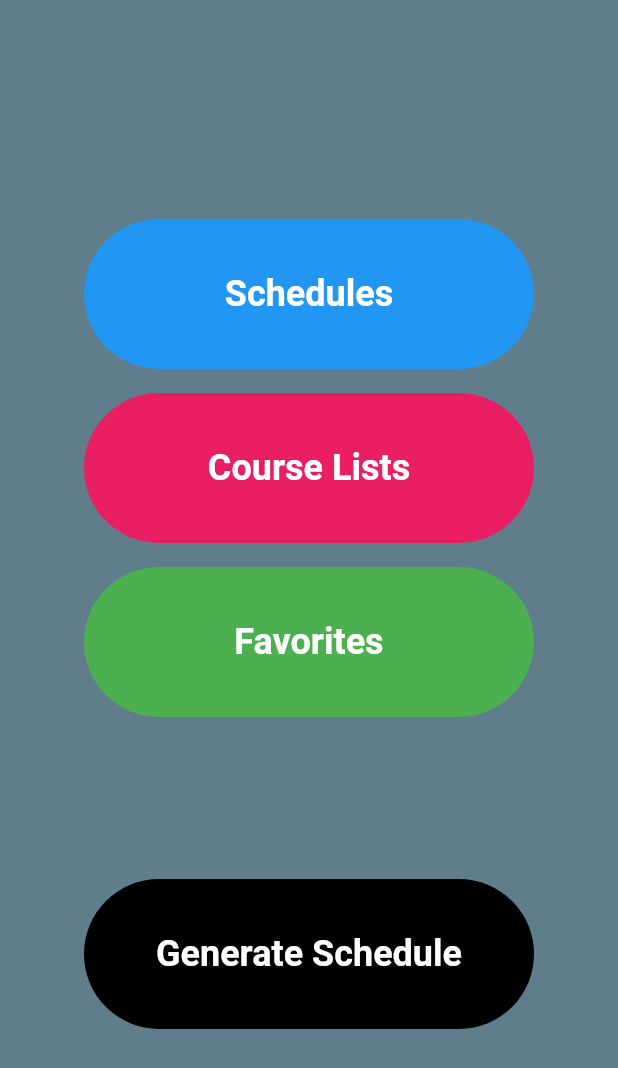
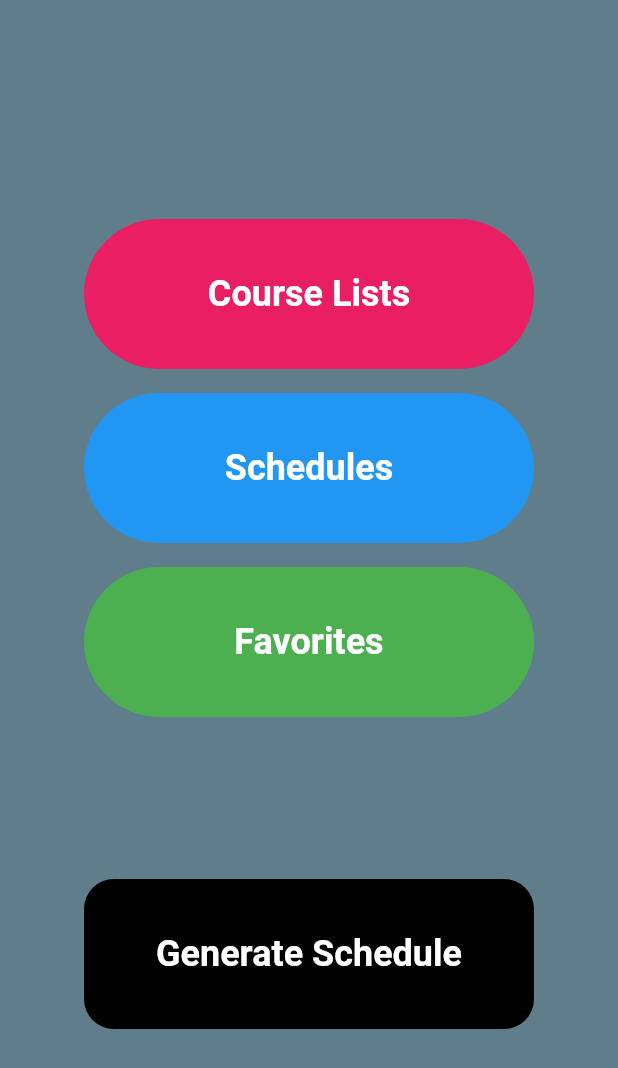
Before and after one commit to halilyaman/class_schedule_generator, a Flutter app: the screen it shows after launch, on a phone screen of 412 x 824 dp. Shown: the top 1068 px of the screen. Run offline on Flutter 3.47's test engine with Material 2 defaults, Android fonts, the light colour scheme and no system bars.

```diff
--- a/lib/main.dart
+++ b/lib/main.dart
@@ -1,3 +1,4 @@
+import 'package:class_schedule_generator/pages/main_menu.dart';
 import 'package:flutter/material.dart';
 
 void main() => runApp(MyApp());
@@ -10,118 +11,7 @@ class MyApp extends StatelessWidget {
         theme: ThemeData(
             primarySwatch: Colors.blue,
         ),
-      home: HomePage(),
+        home: MainMenu(),
         );
     }
 }
-
-class HomePage extends StatefulWidget {
-  @override
-  _HomePageState createState() => _HomePageState();
-}
-
-class _HomePageState extends State<HomePage> {
-  @override
-  Widget build(BuildContext context) {
-    return Scaffold(
-      body: Container(
-        color: Colors.blueGrey,
-        child: Center(
-          child: Column(
-            mainAxisAlignment: MainAxisAlignment.center,
-            children: <Widget>[
-              Padding(
-                padding: const EdgeInsets.all(8.0),
-                child: GestureDetector(
-                  child: Container(
-                    width: 300.0,
-                    height: 100.0,
-                    decoration: BoxDecoration(
-                      borderRadius: BorderRadius.circular(50.0),
-                      color: Colors.blue,
-                    ),
-                    child: Center(
-                      child: Text(
-                        "Schedules",
-                        style: TextStyle(
-                          color: Colors.white,
-                          fontSize: 24.0,
-                          fontWeight: FontWeight.bold
-                        ),
-                      )
-                    ),
-                )),
-              ),
-              Padding(
-                padding: const EdgeInsets.all(8.0),
-                child: GestureDetector(
-                  child: Container(
-                    width: 300.0,
-                    height: 100.0,
-                    decoration: BoxDecoration(
-                      borderRadius: BorderRadius.circular(50.0),
-                      color: Colors.pink,
-                    ),
-                    child: Center(
-                      child: Text(
-                        "Course Lists",
-                        style: TextStyle(
-                          color: Colors.white,
-                          fontSize: 24.0,
-                          fontWeight: FontWeight.bold
-                        ),
-                      )
-                    ),
-                )),
-              ),
-              Padding(
-                padding: const EdgeInsets.all(8.0),
-                child: GestureDetector(
-                  child: Container(
-                    width: 300.0,
-                    height: 100.0,
-                    decoration: BoxDecoration(
-                      borderRadius: BorderRadius.circular(50.0),
-                      color: Colors.green,
-                    ),
-                    child: Center(
-                      child: Text(
-                        "Favorites",
-                        style: TextStyle(
-                          color: Colors.white,
-                          fontSize: 24.0,
-                          fontWeight: FontWeight.bold
-                        ),
-                      )
-                    ),
-                )),
-              ),
-              Padding(
-                padding: const EdgeInsets.only(top: 100.0),
-                child: GestureDetector(
-                  child: Container(
-                    width: 300.0,
-                    height: 100.0,
-                    decoration: BoxDecoration(
-                      borderRadius: BorderRadius.circular(50.0),
-                      color: Colors.black,
-                    ),
-                    child: Center(
-                      child: Text(
-                        "Generate Schedule",
-                        style: TextStyle(
-                            color: Colors.white,
-                            fontSize: 24.0,
-                            fontWeight: FontWeight.bold),
-                      ),
-                    ),
-                  ),
-                ),
-              )
-            ],
-          ),
-        ),
-      ),
-    );
-  }
-}
--- /dev/null
+++ b/lib/pages/course_lists_page.dart
@@ -0,0 +1,22 @@
+import 'package:flutter/material.dart';
+
+class CourseListsPage extends StatefulWidget {
+	@override
+	_CourseListsPageState createState() => _CourseListsPageState();
+}
+
+class _CourseListsPageState extends State<CourseListsPage> {
+	@override
+	Widget build(BuildContext context) {
+		return Scaffold(
+			appBar: AppBar(
+				title: const Text("Course Lists"),
+				centerTitle: true,
+				leading: IconButton(
+				icon: Icon(Icons.arrow_back),
+				onPressed: () => Navigator.pop(context),
+				)),
+			body: ListView(children: <Widget>[]),
+		);
+	}
+}
--- /dev/null
+++ b/lib/pages/main_menu.dart
@@ -0,0 +1,116 @@
+import 'package:class_schedule_generator/pages/course_lists_page.dart';
+import 'package:flutter/material.dart';
+
+class MainMenu extends StatefulWidget {
+  @override
+  _MainMenuState createState() => _MainMenuState();
+}
+
+class _MainMenuState extends State<MainMenu> {
+    @override
+    Widget build(BuildContext context) {
+        return Scaffold(
+            body: Container(
+            color: Colors.blueGrey,
+            child: Center(
+                child: Column(
+                mainAxisAlignment: MainAxisAlignment.center,
+                children: <Widget>[
+                    Padding(
+                    padding: const EdgeInsets.all(8.0),
+                    child: GestureDetector(
+                        onTap: () => {
+                                Navigator.push(
+                                    context,
+                                    MaterialPageRoute(
+                                        builder: (context) => CourseListsPage()))
+                            },
+                        child: Container(
+                            width: 300.0,
+                            height: 100.0,
+                            decoration: BoxDecoration(
+                            borderRadius: BorderRadius.circular(50.0),
+                            color: Colors.pink,
+                            ),
+                            child: Center(
+                                child: const Text(
+                            "Course Lists",
+                            style: TextStyle(
+                                color: Colors.white,
+                                fontSize: 24.0,
+                                fontWeight: FontWeight.bold),
+                            )),
+                        )),
+                    ),
+                    Padding(
+                    padding: const EdgeInsets.all(8.0),
+                    child: GestureDetector(
+                        onTap: () => {},
+                        child: Container(
+                            width: 300.0,
+                            height: 100.0,
+                            decoration: BoxDecoration(
+                            borderRadius: BorderRadius.circular(50.0),
+                            color: Colors.blue,
+                            ),
+                            child: Center(
+                                child: const Text(
+                            "Schedules",
+                            style: TextStyle(
+                                color: Colors.white,
+                                fontSize: 24.0,
+                                fontWeight: FontWeight.bold),
+                            )),
+                        )),
+                    ),
+                    Padding(
+                    padding: const EdgeInsets.all(8.0),
+                    child: GestureDetector(
+                        onTap: () => {},
+                        child: Container(
+                            width: 300.0,
+                            height: 100.0,
+                            decoration: BoxDecoration(
+                            borderRadius: BorderRadius.circular(50.0),
+                            color: Colors.green,
+                            ),
+                            child: Center(
+                                child: const Text(
+                            "Favorites",
+                            style: TextStyle(
+                                color: Colors.white,
+                                fontSize: 24.0,
+                                fontWeight: FontWeight.bold),
+                            )),
+                        )),
+                    ),
+                    Padding(
+                    padding: const EdgeInsets.only(top: 100.0),
+                    child: GestureDetector(
+                        onTap: () => {},
+                        child: Container(
+                        width: 300.0,
+                        height: 100.0,
+                        decoration: BoxDecoration(
+                            borderRadius: BorderRadius.circular(20.0),
+                            color: Colors.black,
+                        ),
+                        child: Center(
+                            child: const Text(
+                            "Generate Schedule",
+                            style: TextStyle(
+                                color: Colors.white,
+                                fontSize: 24.0,
+                                fontWeight: FontWeight.bold),
+                            ),
+                        ),
+                        ),
+                    ),
+                    )
+                ],
+                ),
+            ),
+            ),
+        );
+    }
+}
--- a/pubspec.yaml
+++ b/pubspec.yaml
@@ -19,6 +19,7 @@ environment:
 dependencies:
   flutter:
     sdk: flutter
+
 
 
   # The following adds the Cupertino Icons font to your application.
```
Lines whose indentation alone changed are shown as unchanged.
